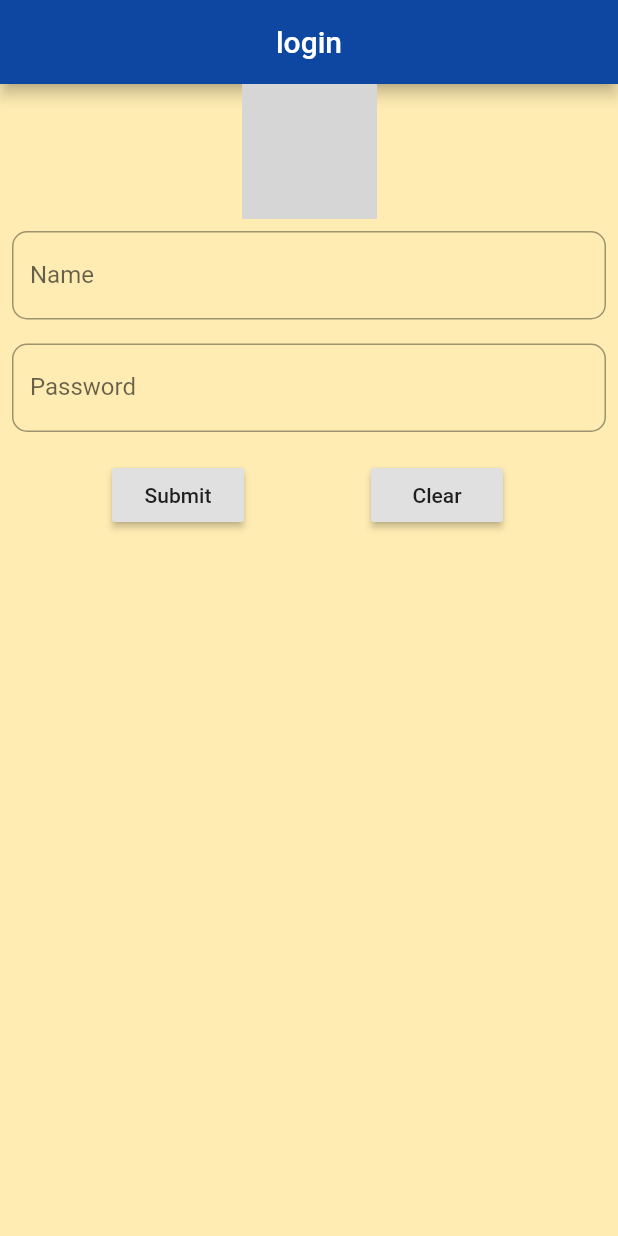
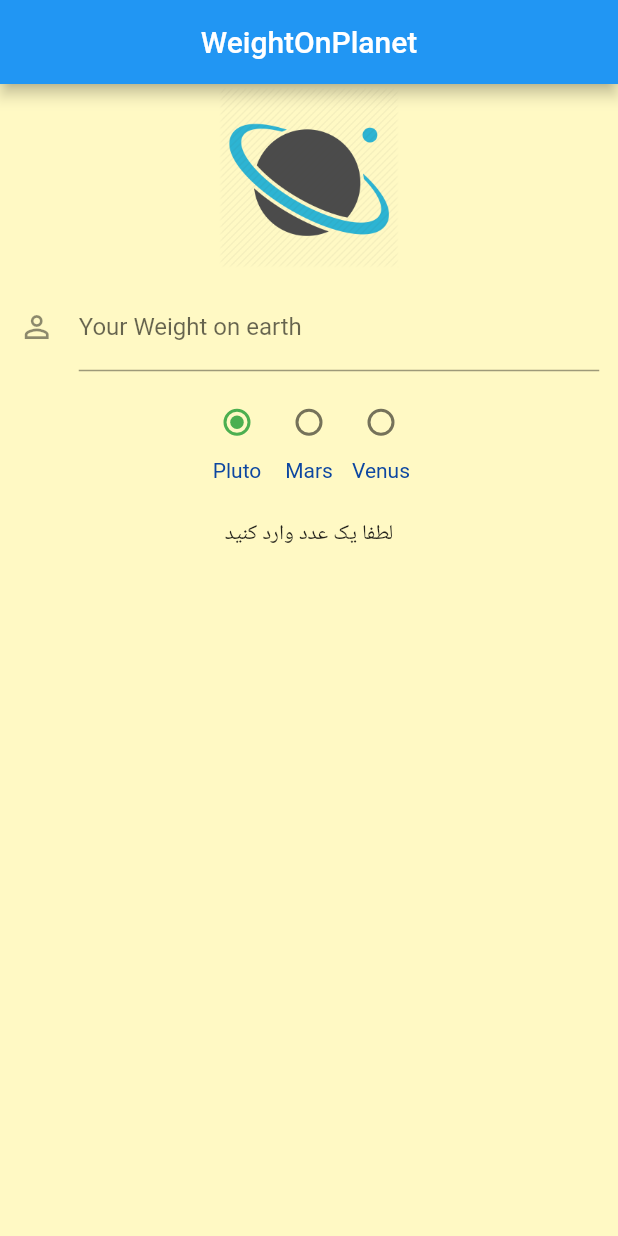
Before and after one commit to mohammad-hajian/flutter_learning, a Flutter app: the screen it shows after launch, on a phone screen of 412 x 824 dp. Run offline on Flutter 3.47's test engine with Material 2 defaults, Android fonts, the phone set to English and light mode, and no system bars; grey boxes are pictures that could not be loaded.

Commit message:
قسمت 19 تموم شد

```diff
--- a/lib/main.dart
+++ b/lib/main.dart
@@ -1,4 +1,5 @@
 import 'package:flutter/material.dart';
+import 'ui/weight-on-planet_4.dart';
 import 'package:flutter_app/ui/login_3.dart';
 import 'ui/make-it-rain_2.dart';
 import 'ui/home_1.dart';
@@ -22,7 +23,7 @@ import 'ui/home_1.dart';
 //    home: new Home(title: title,),
 //  ));
 //}
-
+//
 //void main(){
 //  runApp(
 //    new MaterialApp(
@@ -33,12 +34,22 @@ import 'ui/home_1.dart';
 //}
 
 
+//void main(){
+//      final appTitle = "login";
+//  runApp(
+//    new MaterialApp(
+//      title: appTitle,
+//      home: Login(appTitle),
+//    )
+//  );
+//}
+
 void main(){
-      final appTitle = "login";
+      final appTitle = "WeightOnPlanet";
   runApp(
     new MaterialApp(
       title: appTitle,
-      home: Login(appTitle),
+      home: WeightOnPlanet(appTitle),
     )
   );
 }
--- a/lib/ui/make-it-rain_2.dart
+++ b/lib/ui/make-it-rain_2.dart
@@ -7,10 +7,11 @@ class MakeItRain extends StatefulWidget {
 
 class MakeItRainState extends State<MakeItRain> {
   int _MoneyCounter = 0;
-  void _rainMoney(){
+  void _rainMoney(int a){
     //برای زمانی که گوشی نیاز به ریلود دارد
     setState(() {
-    _MoneyCounter = _MoneyCounter + 100;
+//    _MoneyCounter = _MoneyCounter + 100;
+      _MoneyCounter = _MoneyCounter + a;
     });
   }
   @override
@@ -44,7 +45,7 @@ class MakeItRainState extends State<MakeItRain> {
                       color: Colors.lightGreen,
                         textColor: Colors.white70,
                         padding: EdgeInsets.all(15),
-                        onPressed:() => _rainMoney(),
+                        onPressed:() => _rainMoney(100),
                         child: new Text(
                             "Let It Rain",
                           style: TextStyle(
--- /dev/null
+++ b/lib/ui/weight-on-planet_4.dart
@@ -0,0 +1,142 @@
+import 'package:flutter/material.dart';
+
+class WeightOnPlanet extends StatefulWidget {
+  final title;
+  WeightOnPlanet(this.title);
+  @override
+  _WeightOnPlanetState createState() => _WeightOnPlanetState(title);
+}
+
+class _WeightOnPlanetState extends State<WeightOnPlanet> {
+  final title;
+  final TextEditingController _weightController = TextEditingController();
+  int radioValue = 0;
+  double _finalResult = 0.0;
+  String _finalText = "";
+
+  _WeightOnPlanetState(this.title);
+  @override
+  Widget build(BuildContext context) {
+    return Scaffold(
+      backgroundColor: Colors.grey.shade100,
+      appBar: AppBar(
+        title: Text(title),
+        centerTitle: true,
+      ),
+      body: new Container(
+        alignment: Alignment.topCenter,
+        color: Colors.yellow.shade100,
+        child: new ListView(
+          padding: EdgeInsets.all(2.5),
+          children: <Widget>[
+            Image.asset(
+              'images/planet.png',
+              height: 120
+              ,width: 120,
+            ),
+            Container(
+              alignment: Alignment.center,
+              child: Column(
+                children: <Widget>[
+                  Padding(
+                    padding: const EdgeInsets.all(10.0),
+                    child: TextField(
+                      controller: _weightController,
+                      keyboardType: TextInputType.number,
+                      decoration: InputDecoration(
+                        labelText: "Your Weight on earth",
+                        hintText: 'in pounds',
+//                      border: OutlineInputBorder(),
+                        icon: Icon(Icons.person_outline)
+                      ),
+                    ),
+                  ),
+                  Container(
+                    child: Row(
+                      mainAxisAlignment: MainAxisAlignment.center,
+                      children: <Widget>[
+                        Column(
+                          children: <Widget>[
+                            new Radio(
+                                activeColor: Colors.green,
+                                value: 0, groupValue: radioValue, onChanged:(v)=> handleRadioValueChanged(v)// این دو تا مثل هم هستند
+                            ),
+                            Text("Pluto", style: TextStyle(color: Colors.blue.shade900),),
+                          ],
+                        ),
+                        Column(
+                          children: <Widget>[
+                            new Radio(
+                                activeColor: Colors.pinkAccent,
+                                value: 1, groupValue: radioValue, onChanged: handleRadioValueChanged// این دو تا مثل هم هستند
+                            ),
+                            Text("Mars", style: TextStyle(color: Colors.blue.shade900),),
+                          ],
+                        ),
+                        Column(
+                          children: <Widget>[
+                            new Radio(
+                                activeColor: Colors.black,
+                                value: 2, groupValue: radioValue, onChanged: handleRadioValueChanged
+                            ),
+                            Text("Venus", style: TextStyle(color: Colors.blue.shade900),)
+                          ],
+                        ),
+                      ],
+                    ),
+                  ),
+                  Padding(
+                    padding: const EdgeInsets.all(25.0),
+                    child:_finalResult<=0? new Text("لطفا یک عدد وارد کنید"): new Text(
+                      "${_finalText}",
+                      style: TextStyle(fontWeight: FontWeight.bold,fontSize: 20,color: Colors.black),
+                    ),
+                  )
+                ],
+              ),
+            )
+          ],
+        ),
+      ),
+    );
+
+  }
+
+  void handleRadioValueChanged(int value){
+    /*
+    Source: https://www.livescience.com/33356-weight-on-planets-mars-moon.html
+      Mercury: 0.38
+Venus: 0.91
+Earth: 1.00
+Mars: 0.38
+Jupiter: 2.34
+Saturn: 1.06
+Uranus: 0.92
+Neptune: 1.19
+Pluto: 0.06
+     */
+    setState(() {
+      radioValue = value;
+
+      switch(radioValue){
+        case 0:
+          _finalResult = calculateWeight(_weightController.text, .06);
+          _finalText = "your weight in pluto is ${_finalResult} pounds";
+          break;
+        case 1:
+          _finalResult = calculateWeight(_weightController.text, .38);
+          _finalText = "your weight in pluto is ${_finalResult} pounds";
+          break;
+        case 2:
+          _finalResult = calculateWeight(_weightController.text, .91);
+          _finalText = "your weight in pluto is ${_finalResult} pounds";
+      }
+
+    });
+  }
+  double calculateWeight(String weight, double multiplier) {
+    if(weight.isNotEmpty && int.parse(weight) > 0){
+      return int.parse(weight)*multiplier;
+    }else return 0;
+  }
+}
--- a/pubspec.yaml
+++ b/pubspec.yaml
@@ -43,7 +43,7 @@ flutter:
     # To add assets to your application, add an assets section, like this:
   assets:
     - images/face.png
-  #  - images/a_dot_ham.jpeg
+    - images/planet.png
 
   # An image asset can refer to one or more resolution-specific "variants", see
   # https://flutter.dev/assets-and-images/#resolution-aware.
```
Also changed, not shown: images/planet.png (added).
